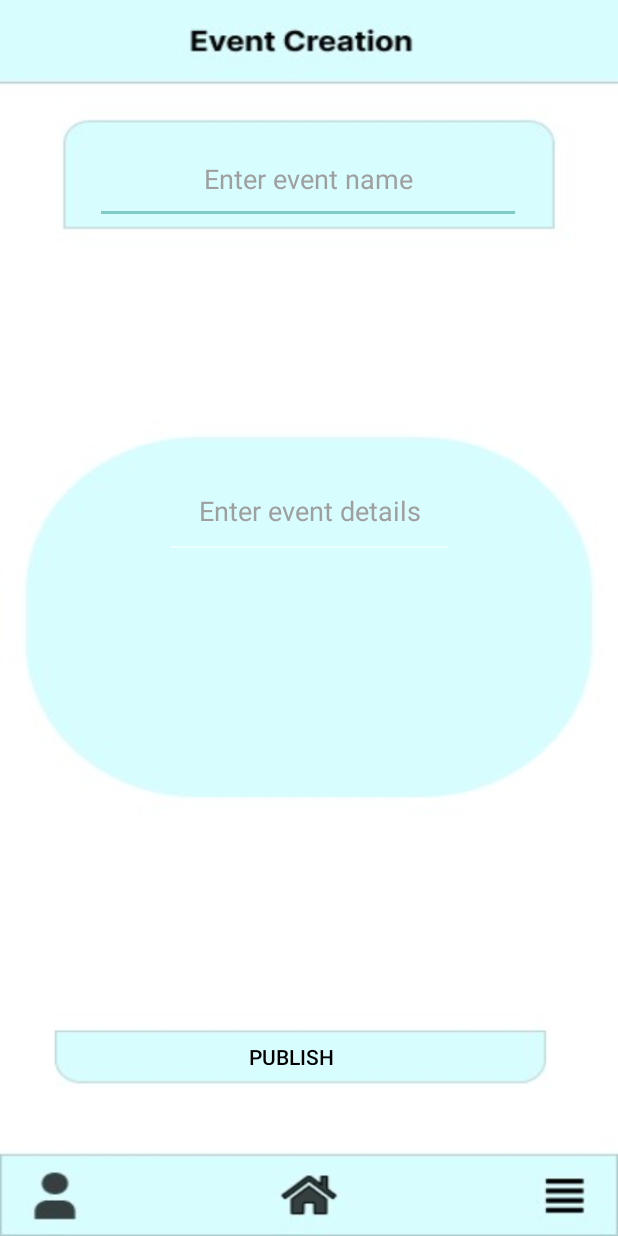
After one commit to BurakBastug/BilKinder, an Android app: the layout eventcreationpage.xml on its own in the app's theme, with its tools: preview values and no code run, on a phone screen of 412 x 824 dp. The commit adds this screen. Run offline under Robolectric (Android 15) with nearby library versions, the phone set to English and light mode, and no system bars.

Commit message:
event creation page added and student profile button added

```diff
--- a/app/src/main/java/com/burakb/firstproject/MainActivity.java
+++ b/app/src/main/java/com/burakb/firstproject/MainActivity.java
@@ -10,7 +10,6 @@ import android.widget.Toast;
 import com.google.firebase.auth.FirebaseAuth;
 import com.google.firebase.database.FirebaseDatabase;
 
-//import com.google.firebase.auth.FirebaseAuth;
 
 public class MainActivity extends AppCompatActivity implements View.OnClickListener {
 
@@ -32,4 +31,5 @@ public class MainActivity extends AppCompatActivity implements View.OnClickListe
             Toast.makeText(MainActivity.this,"Signal", Toast.LENGTH_LONG).show();
         }
     }
+
 }
--- /dev/null
+++ b/app/src/main/res/layout/eventcreationpage.xml
@@ -0,0 +1,102 @@
+<?xml version="1.0" encoding="utf-8"?>
+<androidx.constraintlayout.widget.ConstraintLayout xmlns:android="http://schemas.android.com/apk/res/android"
+    xmlns:app="http://schemas.android.com/apk/res-auto"
+    xmlns:tools="http://schemas.android.com/tools"
+    android:layout_width="match_parent"
+    android:layout_height="match_parent"
+    android:background="@drawable/eventcreationpage"
+    android:layerType="software">
+
+    <EditText
+        android:id="@+id/eventname"
+        android:layout_width="284dp"
+        android:layout_height="59dp"
+        android:ems="10"
+        android:hint="Enter event name"
+        android:inputType="text"
+        android:minHeight="48dp"
+        android:textAlignment="center"
+        android:textColor="@color/black"
+        android:textColorHint="#9F9F9F"
+        app:layout_constraintBottom_toBottomOf="parent"
+        app:layout_constraintEnd_toEndOf="parent"
+        app:layout_constraintHorizontal_bias="0.496"
+        app:layout_constraintStart_toStartOf="parent"
+        app:layout_constraintTop_toTopOf="parent"
+        app:layout_constraintVertical_bias="0.118" />
+
+    <EditText
+        android:id="@+id/eventdetails"
+        android:layout_width="193dp"
+        android:layout_height="63dp"
+        android:ems="10"
+        android:hint="Enter event details"
+        android:inputType="text"
+        android:minHeight="48dp"
+        android:textAlignment="center"
+        android:textColor="@color/black"
+        android:textColorHint="#9F9F9F"
+        app:layout_constraintBottom_toBottomOf="parent"
+        app:layout_constraintEnd_toEndOf="parent"
+        app:layout_constraintStart_toStartOf="parent"
+        app:layout_constraintTop_toTopOf="parent"
+        app:layout_constraintVertical_bias="0.407" />
+
+    <Button
+        android:id="@+id/publishbtn"
+        android:layout_width="319dp"
+        android:layout_height="35dp"
+        android:backgroundTint="#00FDFDFD"
+        android:text="Publish"
+        android:textColor="#000000"
+        app:layout_constraintBottom_toBottomOf="parent"
+        app:layout_constraintEnd_toEndOf="parent"
+        app:layout_constraintHorizontal_bias="0.372"
+        app:layout_constraintStart_toStartOf="parent"
+        app:layout_constraintTop_toTopOf="parent"
+        app:layout_constraintVertical_bias="0.868" />
+    <Button
+        android:id="@+id/barprofilebtn"
+        android:layout_width="65dp"
+        android:layout_height="57dp"
+        android:backgroundTint="#00A39C9C"
+        android:text=""
+        android:visibility="visible"
+        app:layout_constraintBottom_toBottomOf="parent"
+        app:layout_constraintEnd_toEndOf="parent"
+        app:layout_constraintHorizontal_bias="0.008"
+        app:layout_constraintStart_toStartOf="parent"
+        app:layout_constraintTop_toTopOf="parent"
+        app:layout_constraintVertical_bias="1.0"
+        tools:ignore="SpeakableTextPresentCheck" />
+
+    <Button
+        android:id="@+id/barhomebtn"
+        android:layout_width="65dp"
+        android:layout_height="57dp"
+        android:backgroundTint="#00A39C9C"
+        android:text=""
+        android:visibility="visible"
+        app:layout_constraintBottom_toBottomOf="parent"
+        app:layout_constraintEnd_toEndOf="parent"
+        app:layout_constraintStart_toStartOf="parent"
+        app:layout_constraintTop_toTopOf="parent"
+        app:layout_constraintVertical_bias="1.0"
+        tools:ignore="SpeakableTextPresentCheck" />
+
+    <Button
+        android:id="@+id/barmenubtn"
+        android:layout_width="65dp"
+        android:layout_height="57dp"
+        android:backgroundTint="#00A39C9C"
+        android:text=""
+        android:visibility="visible"
+        app:layout_constraintBottom_toBottomOf="parent"
+        app:layout_constraintEnd_toEndOf="parent"
+        app:layout_constraintHorizontal_bias="1.0"
+        app:layout_constraintStart_toStartOf="parent"
+        app:layout_constraintTop_toTopOf="parent"
+        app:layout_constraintVertical_bias="1.0"
+        tools:ignore="SpeakableTextPresentCheck" />
+
+</androidx.constraintlayout.widget.ConstraintLayout>
--- a/app/src/main/res/layout/register.xml
+++ b/app/src/main/res/layout/register.xml
@@ -82,7 +82,7 @@
         android:id="@+id/submitbtn"
         android:layout_width="98dp"
         android:layout_height="52dp"
-
+        android:backgroundTint="@color/white"
         android:text="Submit"
         android:textColor="#9F9F9F"
         android:visibility="visible"
@@ -91,6 +91,6 @@
         app:layout_constraintHorizontal_bias="0.498"
         app:layout_constraintStart_toStartOf="parent"
         app:layout_constraintTop_toBottomOf="@+id/email"
-        app:layout_constraintVertical_bias="0.282"
+        app:layout_constraintVertical_bias="0.298"
         tools:visibility="visible" />
 </androidx.constraintlayout.widget.ConstraintLayout>
--- a/app/src/main/res/layout/studentprofile.xml
+++ b/app/src/main/res/layout/studentprofile.xml
@@ -189,5 +189,19 @@
         app:layout_constraintVertical_bias="0.036"
         app:srcCompat="@drawable/ic_launcher_foreground" />
 
+    <Button
+        android:id="@+id/sickbtn"
+        android:layout_width="319dp"
+        android:layout_height="35dp"
+        android:background="#D7FDFF"
+        android:text="Currently Sick"
+        android:textColor="#000000"
+        app:layout_constraintBottom_toBottomOf="parent"
+        app:layout_constraintEnd_toEndOf="parent"
+        app:layout_constraintHorizontal_bias="0.402"
+        app:layout_constraintStart_toStartOf="parent"
+        app:layout_constraintTop_toTopOf="parent"
+        app:layout_constraintVertical_bias="0.885" />
+
 
 </androidx.constraintlayout.widget.ConstraintLayout>
```
Also changed, not shown: app/src/main/res/drawable/eventcreationpage.jpg (added).
